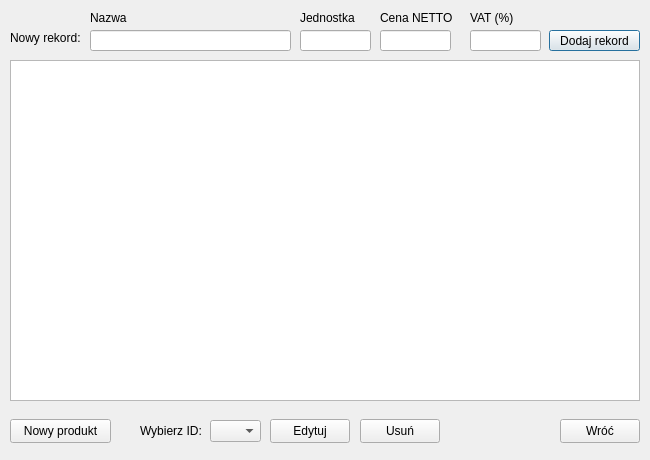
Before: the Qt Designer form productswindow.ui in DzimiX/ProgramSprzedazowy, drawn with Qt 5.
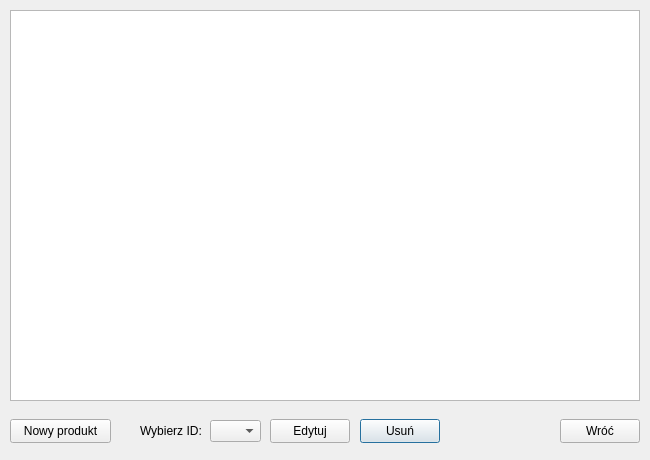
After: the same form once the commit is applied.

Diff of the .ui file:
```diff
--- a/productswindow.ui
+++ b/productswindow.ui
@@ -17,9 +17,9 @@
    <property name="geometry">
     <rect>
      <x>10</x>
-     <y>60</y>
+     <y>10</y>
      <width>630</width>
-     <height>341</height>
+     <height>391</height>
     </rect>
    </property>
    <property name="frameShape">
@@ -56,124 +56,6 @@
     <bool>false</bool>
    </attribute>
   </widget>
-  <widget class="QLineEdit" name="input_name">
-   <property name="geometry">
-    <rect>
-     <x>90</x>
-     <y>30</y>
-     <width>201</width>
-     <height>21</height>
-    </rect>
-   </property>
-  </widget>
-  <widget class="QLineEdit" name="input_unit">
-   <property name="geometry">
-    <rect>
-     <x>300</x>
-     <y>30</y>
-     <width>71</width>
-     <height>21</height>
-    </rect>
-   </property>
-  </widget>
-  <widget class="QLineEdit" name="input_price">
-   <property name="geometry">
-    <rect>
-     <x>380</x>
-     <y>30</y>
-     <width>71</width>
-     <height>21</height>
-    </rect>
-   </property>
-  </widget>
-  <widget class="QLineEdit" name="input_tax">
-   <property name="geometry">
-    <rect>
-     <x>470</x>
-     <y>30</y>
-     <width>71</width>
-     <height>21</height>
-    </rect>
-   </property>
-  </widget>
-  <widget class="QLabel" name="label">
-   <property name="geometry">
-    <rect>
-     <x>90</x>
-     <y>10</y>
-     <width>41</width>
-     <height>16</height>
-    </rect>
-   </property>
-   <property name="text">
-    <string>Nazwa</string>
-   </property>
-  </widget>
-  <widget class="QLabel" name="label_2">
-   <property name="geometry">
-    <rect>
-     <x>300</x>
-     <y>10</y>
-     <width>61</width>
-     <height>16</height>
-    </rect>
-   </property>
-   <property name="text">
-    <string>Jednostka</string>
-   </property>
-  </widget>
-  <widget class="QLabel" name="label_3">
-   <property name="geometry">
-    <rect>
-     <x>380</x>
-     <y>10</y>
-     <width>81</width>
-     <height>16</height>
-    </rect>
-   </property>
-   <property name="text">
-    <string>Cena NETTO</string>
-   </property>
-  </widget>
-  <widget class="QLabel" name="label_4">
-   <property name="geometry">
-    <rect>
-     <x>470</x>
-     <y>10</y>
-     <width>51</width>
-     <height>16</height>
-    </rect>
-   </property>
-   <property name="text">
-    <string>VAT (%)</string>
-   </property>
-  </widget>
-  <widget class="QLabel" name="label_5">
-   <property name="geometry">
-    <rect>
-     <x>10</x>
-     <y>30</y>
-     <width>81</width>
-     <height>16</height>
-    </rect>
-   </property>
-   <property name="text">
-    <string>Nowy rekord:</string>
-   </property>
-  </widget>
-  <widget class="QPushButton" name="button_addNew">
-   <property name="geometry">
-    <rect>
-     <x>549</x>
-     <y>30</y>
-     <width>91</width>
-     <height>21</height>
-    </rect>
-   </property>
-   <property name="text">
-    <string>Dodaj rekord</string>
-   </property>
-  </widget>
   <widget class="QComboBox" name="combo_select">
    <property name="geometry">
     <rect>
```
